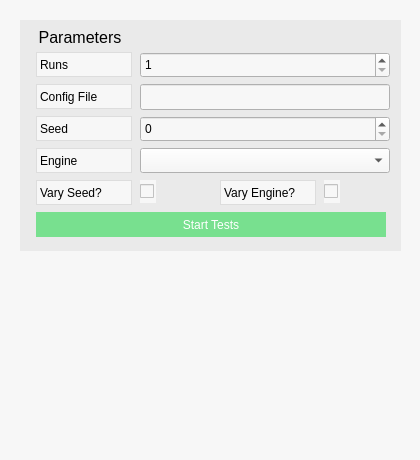
Qt form main/cpp/ui/testingwindow.ui (svissers/peryite) before a commit.
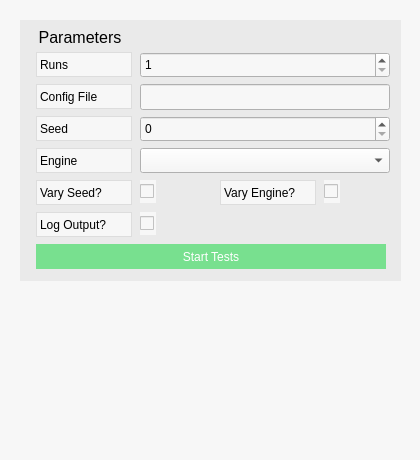
The same form after that commit.

Commit message: Can now run stride simulator tests from UI

Patch:
```diff
--- a/main/cpp/ui/testingwindow.ui
+++ b/main/cpp/ui/testingwindow.ui
@@ -53,7 +53,7 @@
      <x>20</x>
      <y>20</y>
      <width>381</width>
-     <height>231</height>
+     <height>261</height>
     </rect>
    </property>
    <property name="title">
@@ -141,6 +141,25 @@
      <string>Vary Engine?</string>
     </property>
    </widget>
+   <widget class="QLabel" name="printLabel">
+    <property name="geometry">
+     <rect>
+      <x>16</x>
+      <y>192</y>
+      <width>96</width>
+      <height>25</height>
+     </rect>
+    </property>
+    <property name="frameShape">
+     <enum>QFrame::Box</enum>
+    </property>
+    <property name="frameShadow">
+     <enum>QFrame::Plain</enum>
+    </property>
+    <property name="text">
+     <string>Log Output?</string>
+    </property>
+   </widget>
    <widget class="QSpinBox" name="runsInput">
     <property name="geometry">
      <rect>
@@ -266,11 +285,24 @@
      <string/>
     </property>
    </widget>
+   <widget class="QCheckBox" name="printInput">
+    <property name="geometry">
+     <rect>
+      <x>120</x>
+      <y>192</y>
+      <width>16</width>
+      <height>23</height>
+     </rect>
+    </property>
+    <property name="text">
+     <string/>
+    </property>
+   </widget>
    <widget class="QPushButton" name="startButton">
     <property name="geometry">
      <rect>
       <x>16</x>
-      <y>192</y>
+      <y>224</y>
       <width>350</width>
       <height>25</height>
      </rect>
```
The commit also changes 3 other files.
